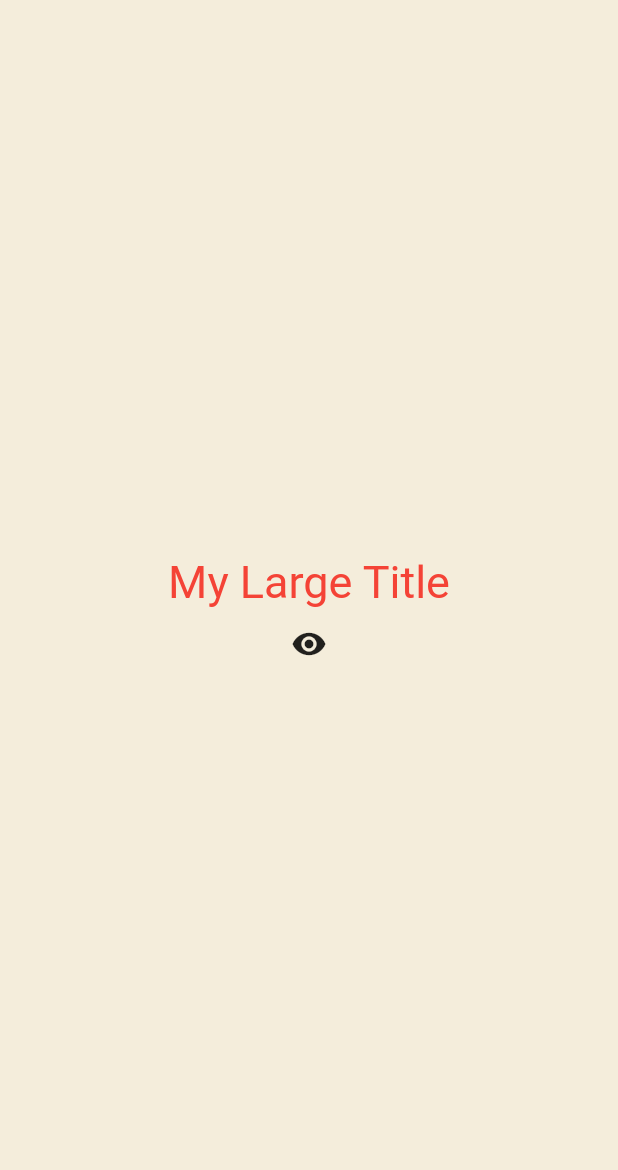
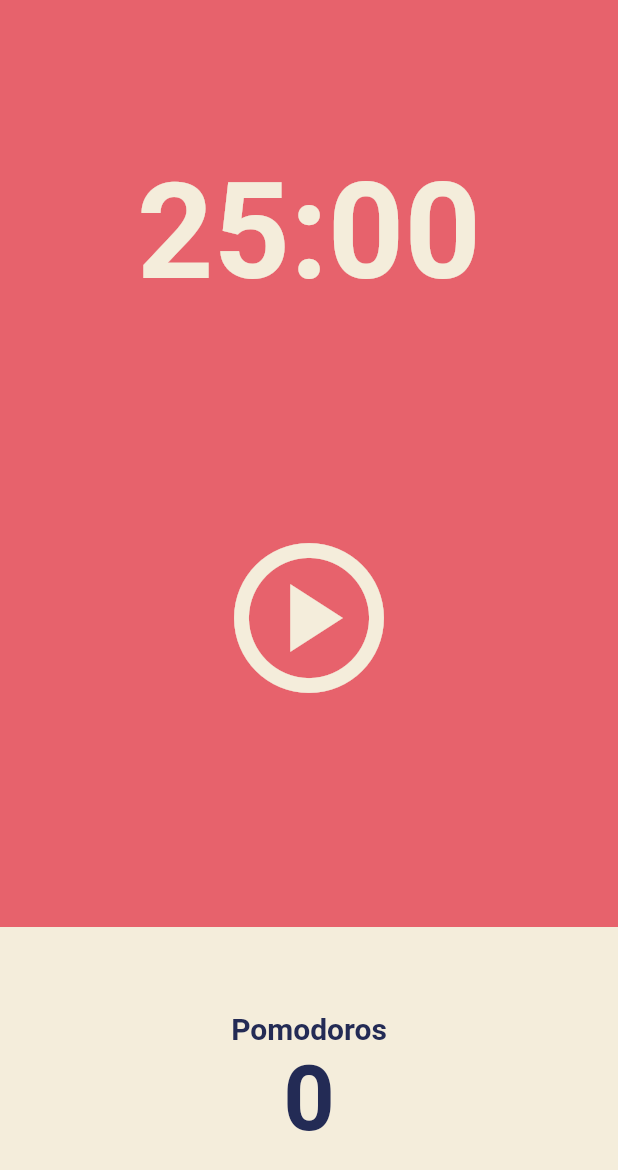
Before and after one commit to Kang-Seonggyu/Nomad_flutter_webtoon, a Flutter app: the screen it shows after launch, on a phone screen of 412 x 824 dp. Shown: the top 1170 px of the screen. Run offline on Flutter 3.47's test engine with Material 2 defaults, Android fonts, the phone set to English and light mode, and no system bars.

Commit message:
Feat: User Interface

```diff
--- a/lib/main.dart
+++ b/lib/main.dart
@@ -1,88 +1,24 @@
 import 'package:flutter/material.dart';
+import 'package:toonflix/screens/home_screen.dart';
 
 void main() {
   runApp(const App());
 }
 
-class App extends StatefulWidget {
+class App extends StatelessWidget {
   const App({Key? key}) : super(key: key);
-
-  @override
-  State<App> createState() => _AppState();
-}
-
-class _AppState extends State<App> {
-  bool showTitle = true;
-
-  void toggleTitle() {
-    setState(() {
-      showTitle = !showTitle;
-    });
-  }
 
   @override
   Widget build(BuildContext context) {
     return MaterialApp(
-      theme: ThemeData(
-        textTheme: const TextTheme(
-          titleLarge: TextStyle(
-            color: Colors.red,
-          ),
-        ),
-      ),
-      home: Scaffold(
-        backgroundColor: const Color(0xfff4eddb),
-        body: Center(
-          child: Column(
-            mainAxisAlignment: MainAxisAlignment.center,
-            children: [
-              showTitle ? const MyLargeTitle() : const Text('nothing'),
-              IconButton(
-                onPressed: toggleTitle,
-                icon: const Icon(Icons.remove_red_eye),
-              )
-            ],
-          ),
-        ),
-      ),
-    );
+        theme: ThemeData(
+            backgroundColor: const Color(0xFFE7626C),
+            textTheme: const TextTheme(
+              headline1: TextStyle(
+                color: Color(0xFF232B55),
+              ),
+            ),
+            cardColor: const Color(0xFFF4EDDB)),
+        home: const HomeScreen());
   }
 }
-
-class MyLargeTitle extends StatefulWidget {
-  const MyLargeTitle({
-    Key? key,
-  }) : super(key: key);
-
-  @override
-  State<MyLargeTitle> createState() => _MyLargeTitleState();
-}
-
-class _MyLargeTitleState extends State<MyLargeTitle> {
-  @override
-  void initState() {
-    // TODO: implement initState
-    super.initState();
-    print('initState!');
-  }
-
-  @override
-  void dispose() {
-    // TODO: implement dispose
-    super.dispose();
-    print('dispose!');
-  }
-
-  @override
-  Widget build(BuildContext context) {
-    print('build!');
-
-    return Text(
-      'My Large Title',
-      style: TextStyle(
-        fontSize: 30,
-        color: Theme.of(context).textTheme.titleLarge!.color,
-      ),
-    );
-  }
-}
--- /dev/null
+++ b/lib/screens/home_screen.dart
@@ -0,0 +1,80 @@
+import 'package:flutter/material.dart';
+
+class HomeScreen extends StatefulWidget {
+  const HomeScreen({Key? key}) : super(key: key);
+
+  @override
+  State<HomeScreen> createState() => _HomeScreenState();
+}
+
+class _HomeScreenState extends State<HomeScreen> {
+  @override
+  Widget build(BuildContext context) {
+    return Scaffold(
+      backgroundColor: Theme.of(context).backgroundColor,
+      body: Column(
+        children: [
+          Flexible(
+            flex: 1,
+            child: Container(
+              alignment: Alignment.bottomCenter,
+              child: Text(
+                '25:00',
+                style: TextStyle(
+                    color: Theme.of(context).cardColor,
+                    fontSize: 89,
+                    fontWeight: FontWeight.w600),
+              ),
+            ),
+          ),
+          Flexible(
+            flex: 2,
+            child: Center(
+              child: IconButton(
+                iconSize: 120,
+                color: Theme.of(context).cardColor,
+                onPressed: () {},
+                icon: const Icon(Icons.play_circle_outlined),
+              ),
+            ),
+          ),
+          Flexible(
+            flex: 1,
+            child: Row(
+              children: [
+                Expanded(
+                  child: Container(
+                    decoration:
+                        BoxDecoration(color: Theme.of(context).cardColor),
+                    child: Column(
+                        mainAxisAlignment: MainAxisAlignment.center,
+                        children: [
+                          Text(
+                            'Pomodoros',
+                            style: TextStyle(
+                              fontSize: 20,
+                              fontWeight: FontWeight.w600,
+                              color:
+                                  Theme.of(context).textTheme.headline1!.color,
+                            ),
+                          ),
+                          Text(
+                            '0',
+                            style: TextStyle(
+                              fontSize: 60,
+                              fontWeight: FontWeight.w600,
+                              color:
+                                  Theme.of(context).textTheme.headline1!.color,
+                            ),
+                          ),
+                        ]),
+                  ),
+                ),
+              ],
+            ),
+          ),
+        ],
+      ),
+    );
+  }
+}
```
Also changed, not shown: lib/widgets/button.dart (deleted, +0 -35 lines), lib/widgets/currency_card.dart (deleted, +0 -91 lines).
